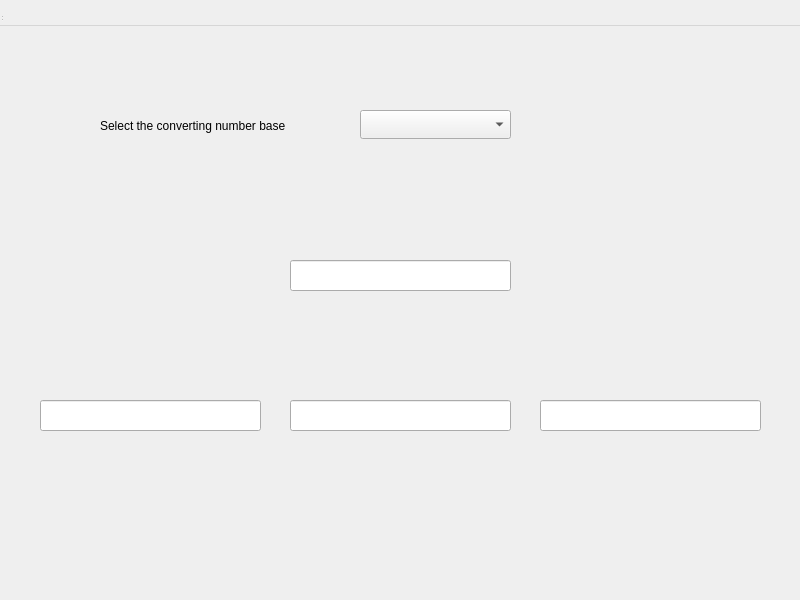
Qt form src/design-files/nbconverter.ui (xaprier/qt-nbc) before a commit.
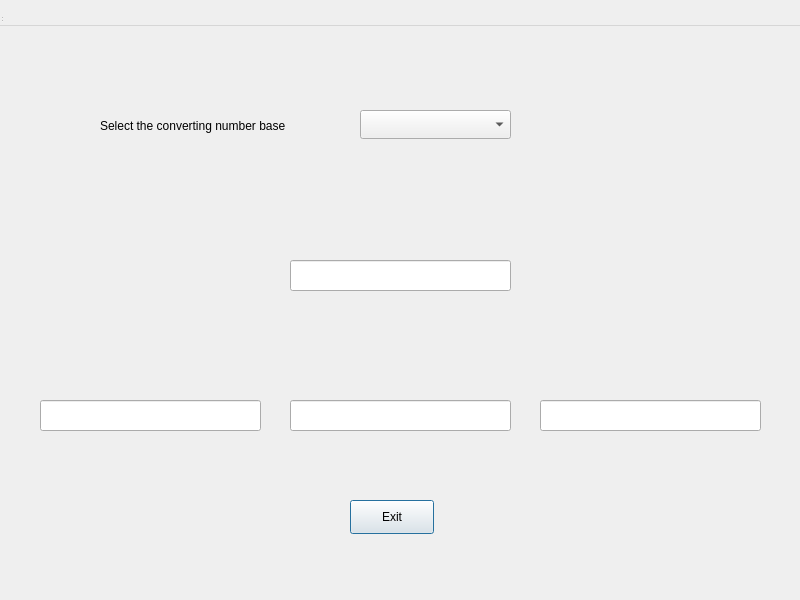
The same form after that commit.

```diff
--- a/src/design-files/nbconverter.ui
+++ b/src/design-files/nbconverter.ui
@@ -13,7 +13,15 @@
         <property name="windowTitle">
             <string>Number Base Converter</string>
         </property>
-        <widget class="QWidget" name="centralwidget">
+  <widget class="QWidget" name="centralwidget" native="true">
+   <property name="geometry">
+    <rect>
+     <x>0</x>
+     <y>0</y>
+     <width>801</width>
+     <height>541</height>
+    </rect>
+   </property>
             <widget class="QLineEdit" name="convert2">
                 <property name="enabled">
                     <bool>true</bool>
@@ -158,6 +166,19 @@
                     <string/>
                 </property>
             </widget>
+   <widget class="QPushButton" name="exitBut">
+    <property name="geometry">
+     <rect>
+      <x>350</x>
+      <y>500</y>
+      <width>84</width>
+      <height>34</height>
+     </rect>
+    </property>
+    <property name="text">
+     <string>Exit</string>
+    </property>
+   </widget>
         </widget>
         <widget class="QMenuBar" name="menubar">
             <property name="geometry">
@@ -169,7 +190,16 @@
                 </rect>
             </property>
         </widget>
-        <widget class="QStatusBar" name="statusbar"/>
+  <widget class="QStatusBar" name="statusbar">
+   <property name="geometry">
+    <rect>
+     <x>0</x>
+     <y>0</y>
+     <width>3</width>
+     <height>23</height>
+    </rect>
+   </property>
+  </widget>
     </widget>
     <resources/>
     <connections/>
```
Lines whose indentation alone changed are shown as unchanged.
